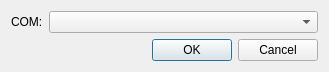
Above: src/ui/ConnectionDialog.ui from oneminute/LaserController before the change. Below: the same form after it.
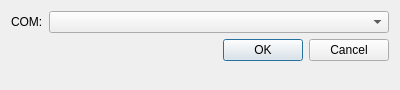
That is the form after the change.

Diff of the .ui file:
```diff
--- a/src/ui/ConnectionDialog.ui
+++ b/src/ui/ConnectionDialog.ui
@@ -6,8 +6,8 @@
    <rect>
     <x>0</x>
     <y>0</y>
-    <width>329</width>
-    <height>67</height>
+    <width>400</width>
+    <height>90</height>
    </rect>
   </property>
   <property name="windowTitle">
```
